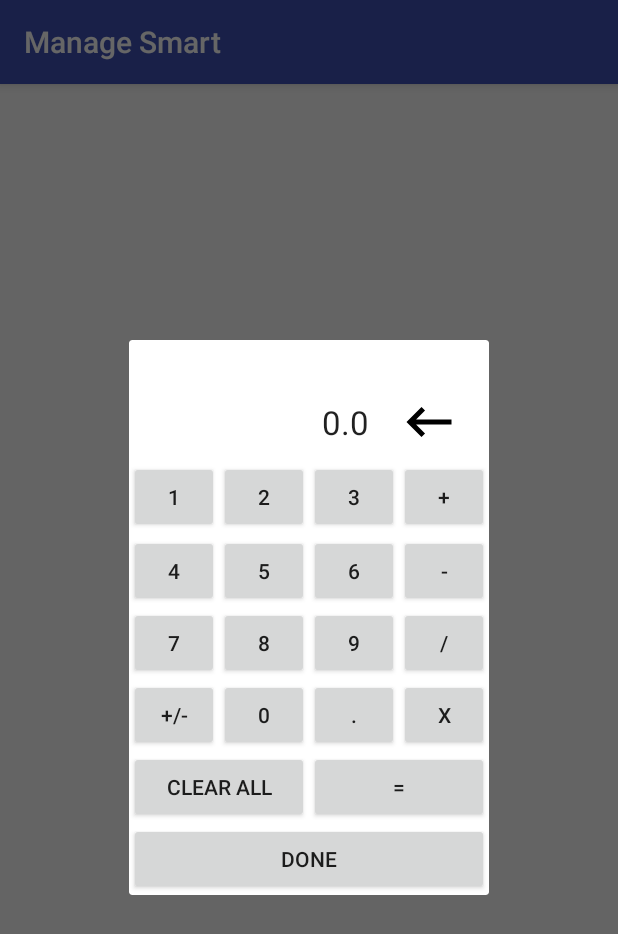
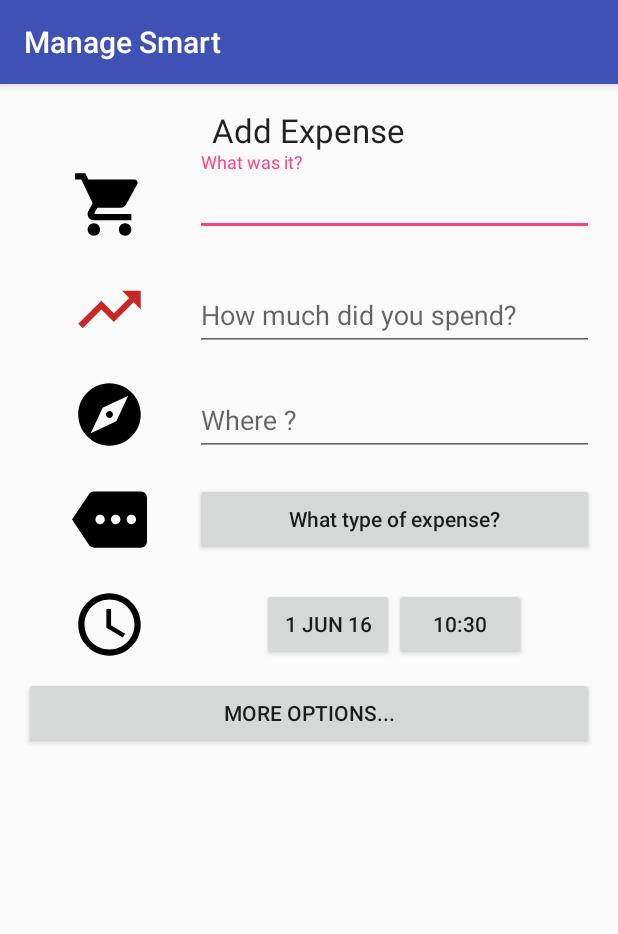
Before and after one commit to secretBiology/ManageSmart, an Android app: the screen it shows after launch (Home before the commit, AddExpence after it), after a tap on "NEW BUTTON", on a phone screen of 412 x 824 dp. Shown: the top 934 px of the screen. Run offline under Robolectric (Android 15) with nearby library versions, the phone set to English and light mode, and no system bars; 3 statements that could not run were skipped.

Commit message:
Category view added to activity

```diff
--- a/app/src/main/AndroidManifest.xml
+++ b/app/src/main/AndroidManifest.xml
@@ -15,7 +15,8 @@
                 <category android:name="android.intent.category.LAUNCHER" />
             </intent-filter>
         </activity>
-        <activity android:name=".activities.AddCategory"></activity>
+        <activity android:name=".activities.AddCategory" />
+        <activity android:name=".activities.AddExpence"/>
     </application>
 
 </manifest>
--- a/app/src/main/java/com/secretbiology/managesmart/Home.java
+++ b/app/src/main/java/com/secretbiology/managesmart/Home.java
@@ -1,16 +1,14 @@
 package com.secretbiology.managesmart;
 
+import android.content.Intent;
 import android.os.Bundle;
 import android.support.v7.app.AppCompatActivity;
-import android.util.Log;
 import android.view.View;
 import android.widget.Button;
 
+import com.secretbiology.managesmart.activities.AddExpence;
 import com.secretbiology.managesmart.database.Categories;
 import com.secretbiology.managesmart.database.SubCategories;
-import com.secretbiology.managesmart.database.models.CategoryModel;
-import com.secretbiology.managesmart.ui.Calculator;
-import com.secretbiology.managesmart.ui.CategoryViewer;
 
 public class Home extends AppCompatActivity {
 
@@ -23,14 +21,14 @@ public class Home extends AppCompatActivity {
         super.onCreate(savedInstanceState);
         setContentView(R.layout.home);
 
-        Button btn = (Button)findViewById(R.id.debug_button);
+        Button btn = (Button) findViewById(R.id.debug_button);
+        assert btn != null;
         btn.setOnClickListener(new View.OnClickListener() {
             @Override
             public void onClick(View v) {
-                new Calculator(Home.this).makeCalculator();
+                startActivity(new Intent(Home.this, AddExpence.class));
             }
         });
 
     }
-
 }
--- /dev/null
+++ b/app/src/main/java/com/secretbiology/managesmart/activities/AddExpence.java
@@ -0,0 +1,239 @@
+package com.secretbiology.managesmart.activities;
+
+import android.app.DatePickerDialog;
+import android.app.Dialog;
+import android.app.TimePickerDialog;
+import android.content.Context;
+import android.content.Intent;
+import android.os.Bundle;
+import android.support.v7.app.AppCompatActivity;
+import android.util.Log;
+import android.view.LayoutInflater;
+import android.view.View;
+import android.view.Window;
+import android.widget.AbsListView;
+import android.widget.Button;
+import android.widget.DatePicker;
+import android.widget.EditText;
+import android.widget.ExpandableListView;
+import android.widget.TextView;
+import android.widget.TimePicker;
+
+import com.secretbiology.managesmart.R;
+import com.secretbiology.managesmart.common.Utilities;
+import com.secretbiology.managesmart.database.Categories;
+import com.secretbiology.managesmart.database.SubCategories;
+import com.secretbiology.managesmart.database.models.CategoryModel;
+import com.secretbiology.managesmart.database.models.SubCategoryModel;
+import com.secretbiology.managesmart.ui.adapters.CategoryViewerAdapter;
+
+import java.util.ArrayList;
+import java.util.Calendar;
+import java.util.Collections;
+import java.util.List;
+
+public class AddExpence extends AppCompatActivity {
+
+    EditText details, amount, venue;
+    int category, subcategory;
+    String date, time;
+    Button dateBtn, timeBtn, catButton;
+
+    ArrayList<String> groupItem = new ArrayList<String>();
+    ArrayList<Integer> catIDs = new ArrayList<Integer>();
+    ArrayList<Object> childItem = new ArrayList<Object>();
+    int lastExpandedPosition = -1;
+    int selectedItem = 0;
+    String selectedCat;
+    Intent currentIndent;
+
+    @Override
+    protected void onCreate(Bundle savedInstanceState) {
+        super.onCreate(savedInstanceState);
+        setContentView(R.layout.add_expence);
+        Log.i("CreatedCat", "gg");
+        details = (EditText) findViewById(R.id.expense_details);
+        amount = (EditText) findViewById(R.id.expense_amount);
+        venue = (EditText) findViewById(R.id.expense_venue);
+        category = 1; //1 is default : uncategorized
+        subcategory = 1;
+        dateBtn = (Button) findViewById(R.id.expense_date);
+        timeBtn = (Button) findViewById(R.id.expense_time);
+        catButton = (Button) findViewById(R.id.expense_category);
+        date = new Utilities().date();
+        time = new Utilities().time();
+
+        dateBtn.setText(date);
+        timeBtn.setText(time);
+        catButton.setOnClickListener(new View.OnClickListener() {
+            @Override
+            public void onClick(View v) {
+                show();
+            }
+        });
+
+        dateBtn.setOnClickListener(new View.OnClickListener() {
+            @Override
+            public void onClick(View v) {
+                Log.i("CUrrent Cat", category + "");
+            }
+        });
+
+        List<CategoryModel> list = new Categories(getBaseContext()).getAll();
+        List<SubCategoryModel> sublist = new SubCategories(getBaseContext()).getAll();
+        Collections.reverse(list);
+        for (CategoryModel cat : list) {
+            groupItem.add(cat.getName());
+            catIDs.add(cat.getId());
+            ArrayList<String> child = new ArrayList<>();
+            if (sublist.size() != 0) {
+                for (SubCategoryModel subcat : sublist) {
+                    if (subcat.getParentID() == cat.getId()) {
+                        child.add(subcat.getName());
+                    }
+                }
+            }
+            childItem.add(child);
+        }
+
+        timeBtn.setOnClickListener(new View.OnClickListener() {
+            @Override
+            public void onClick(View v) {
+                Calendar mcurrentTime = Calendar.getInstance();
+                int hour = mcurrentTime.get(Calendar.HOUR_OF_DAY);
+                int minute = mcurrentTime.get(Calendar.MINUTE);
+                TimePickerDialog mTimePicker;
+                mTimePicker = new TimePickerDialog(AddExpence.this, new TimePickerDialog.OnTimeSetListener() {
+                    @Override
+                    public void onTimeSet(TimePicker timePicker, int selectedHour, int selectedMinute) {
+                        Log.i("Time Set: ", selectedHour + ":" + selectedMinute);
+                        timeBtn.setText(selectedHour + ":" + selectedMinute);
+                    }
+                }, hour, minute, false);//Yes 24 hour time
+                //mTimePicker.setTitle("Select Time");
+                mTimePicker.show();
+            }
+        });
+
+        dateBtn.setOnClickListener(new View.OnClickListener() {
+            @Override
+            public void onClick(View v) {
+
+                Calendar mcurrentTime = Calendar.getInstance();
+                int year = mcurrentTime.get(Calendar.YEAR);
+                int monthOfYear = mcurrentTime.get(Calendar.MONTH);
+                int dayOfMonth = mcurrentTime.get(Calendar.DAY_OF_MONTH);
+                DatePickerDialog mDatepicker;
+                mDatepicker = new DatePickerDialog(AddExpence.this, new DatePickerDialog.OnDateSetListener() {
+                    @Override
+                    public void onDateSet(DatePicker view, int year, int monthOfYear, int dayOfMonth) {
+                        Log.i("DATE", year + "" + dayOfMonth + "");
+                    }
+                }, year, monthOfYear, dayOfMonth);
+
+                mDatepicker.show();
+
+            }
+        });
+
+    }
+
+    public void show() {
+        final Dialog dialog = new Dialog(AddExpence.this);
+        dialog.requestWindowFeature(Window.FEATURE_NO_TITLE);
+        dialog.setContentView(R.layout.category_viewer);
+        dialog.setCanceledOnTouchOutside(true);
+        final ExpandableListView expListView = (ExpandableListView) dialog.findViewById(R.id.cat_list);
+        final Button cancelDialog = (Button) dialog.findViewById(R.id.cancel_dialog);
+        final TextView dialog_text = (TextView) dialog.findViewById(R.id.dialog_category);
+        final TextView add_new = (TextView) dialog.findViewById(R.id.new_category_dialog);
+        CategoryViewerAdapter mCatAdapter = new CategoryViewerAdapter(groupItem, childItem);
+        mCatAdapter
+                .setInflater(
+                        (LayoutInflater) AddExpence.this.getSystemService(Context.LAYOUT_INFLATER_SERVICE),
+                        AddExpence.this);
+
+        // setting list adapter
+        expListView.setAdapter(mCatAdapter);
+        expListView.setChoiceMode(AbsListView.CHOICE_MODE_SINGLE);
+        expListView.setOnChildClickListener(new ExpandableListView.OnChildClickListener() {
+            @Override
+            public boolean onChildClick(ExpandableListView parent, View v, int groupPosition, int childPosition, long id) {
+                Log.i("here", catIDs.get(groupPosition) + "  " + childPosition);
+                int index = parent.getFlatListPosition(ExpandableListView.getPackedPositionForChild(groupPosition, childPosition));
+                parent.setItemChecked(index, true);
+                ArrayList<String> templist = (ArrayList<String>) childItem.get(groupPosition);
+                catButton.setText(templist.get(childPosition));
+                dialog.dismiss();
+                return true;
+            }
+        });
+
+        expListView.setOnGroupClickListener(new ExpandableListView.OnGroupClickListener() {
+            @Override
+            public boolean onGroupClick(ExpandableListView parent, View v, int groupPosition, long id) {
+                selectedItem = 1;
+                Log.i("Parent click", catIDs.get(groupPosition) + "  " + selectedItem);
+                dialog_text.setText(groupItem.get(groupPosition));
+                selectedCat = groupItem.get(groupPosition);
+                catButton.setText(groupItem.get(groupPosition));
+                cancelDialog.setText("Select");
+                expListView.expandGroup(groupPosition);
+                return true;
+            }
+        });
+
+
+        mCatAdapter.setOneditButtonClick(new CategoryViewerAdapter.onEditButtonClick() {
+            @Override
+            public void onEditButtonClick(int position, int id) {
+                currentIndent = new Intent(AddExpence.this, AddCategory.class);
+                currentIndent.putExtra(AddCategory.CATEGORY_CODE, catIDs.get(position));
+                startActivity(currentIndent);
+                dialog.dismiss();
+            }
+        });
+
+        expListView.setOnGroupExpandListener(new ExpandableListView.OnGroupExpandListener() {
+
+            @Override
+            public void onGroupExpand(int groupPosition) {
+                if (lastExpandedPosition != -1
+                        && groupPosition != lastExpandedPosition) {
+                    expListView.collapseGroup(lastExpandedPosition);
+                }
+                lastExpandedPosition = groupPosition;
+            }
+        });
+
+        dialog.show();
+
+        cancelDialog.setOnClickListener(new View.OnClickListener() {
+            @Override
+            public void onClick(View v) {
+                if (selectedItem == 1) {
+                    //   expenseCat.setText(selectedCat);
+                    Log.i("This item selected", "select");
+                    selectedItem = 0;
+                    dialog.dismiss();
+                } else {
+                    selectedItem = 0;
+                    dialog.dismiss();
+                }
+
+            }
+        });
+
+        add_new.setOnClickListener(new View.OnClickListener() {
+            @Override
+            public void onClick(View v) {
+                Intent newIntent = new Intent(AddExpence.this, AddCategory.class);
+                newIntent.putExtra(AddCategory.CATEGORY_CODE, 0);
+                startActivity(newIntent);
+            }
+        });
+
+    }
+
+
+}
--- a/app/src/main/java/com/secretbiology/managesmart/ui/CategoryViewer.java
+++ b/app/src/main/java/com/secretbiology/managesmart/ui/CategoryViewer.java
@@ -15,6 +15,7 @@ import android.widget.TextView;
 
 import com.secretbiology.managesmart.R;
 import com.secretbiology.managesmart.activities.AddCategory;
+import com.secretbiology.managesmart.activities.AddExpence;
 import com.secretbiology.managesmart.database.Categories;
 import com.secretbiology.managesmart.database.SubCategories;
 import com.secretbiology.managesmart.database.models.CategoryModel;
@@ -25,7 +26,7 @@ import java.util.ArrayList;
 import java.util.Collections;
 import java.util.List;
 
-public class CategoryViewer {
+public class CategoryViewer extends AddExpence {
     Activity activity;
     ArrayList<String> groupItem = new ArrayList<String>();
     ArrayList<Integer> catIDs = new ArrayList<Integer>();
@@ -76,11 +77,10 @@ public class CategoryViewer {
         expListView.setOnChildClickListener(new ExpandableListView.OnChildClickListener() {
             @Override
             public boolean onChildClick(ExpandableListView parent, View v, int groupPosition, int childPosition, long id) {
-                Log.i("here",groupPosition+"  "+childPosition);
+                Log.i("here", catIDs.get(groupPosition) + "  " + childPosition);
                 int index = parent.getFlatListPosition(ExpandableListView.getPackedPositionForChild(groupPosition, childPosition));
                 parent.setItemChecked(index, true);
                 ArrayList<String> templist = (ArrayList<String>) childItem.get(groupPosition);
-                //expenseCat.setText(templist.get(childPosition));
                 dialog.dismiss();
                 return true;
             }
@@ -90,9 +90,8 @@ public class CategoryViewer {
             @Override
             public boolean onGroupClick(ExpandableListView parent, View v, int groupPosition, long id) {
                 selectedItem =1;
-                Log.i("Parent click",groupPosition+"  "+selectedItem);
+                Log.i("Parent click", catIDs.get(groupPosition) + "  " + selectedItem);
                 dialog_text.setText(groupItem.get(groupPosition));
-                //expenseCat.setText(groupItem.get(groupPosition));
                 selectedCat = groupItem.get(groupPosition);
                 cancelDialog.setText("Select");
                 expListView.expandGroup(groupPosition);
@@ -151,5 +150,4 @@ public class CategoryViewer {
         });
 
     }
-
 }
--- /dev/null
+++ b/app/src/main/res/layout/add_expence.xml
@@ -0,0 +1,310 @@
+<?xml version="1.0" encoding="utf-8"?>
+<RelativeLayout xmlns:android="http://schemas.android.com/apk/res/android"
+    xmlns:tools="http://schemas.android.com/tools"
+    android:layout_width="match_parent"
+    android:layout_height="match_parent"
+    android:paddingBottom="@dimen/activity_vertical_margin"
+    android:paddingLeft="@dimen/activity_horizontal_margin"
+    android:paddingRight="@dimen/activity_horizontal_margin"
+    android:paddingTop="@dimen/activity_vertical_margin"
+    tools:context="com.secretbiology.managesmart.activities.AddExpence">
+
+    <TextView
+        android:id="@+id/textView2"
+        android:layout_width="wrap_content"
+        android:layout_height="wrap_content"
+        android:layout_alignParentTop="true"
+        android:layout_centerHorizontal="true"
+        android:text="Add Expense"
+        android:textAppearance="?android:attr/textAppearanceLarge" />
+
+    <LinearLayout
+        android:layout_width="match_parent"
+        android:layout_height="match_parent"
+        android:layout_alignParentBottom="true"
+        android:layout_alignParentEnd="true"
+        android:layout_alignParentLeft="true"
+        android:layout_alignParentRight="true"
+        android:layout_alignParentStart="true"
+        android:layout_below="@+id/textView2"
+        android:orientation="vertical">
+
+        <LinearLayout
+            android:layout_width="match_parent"
+            android:layout_height="70sp"
+            android:layout_below="@+id/textView2"
+            android:layout_centerHorizontal="true"
+            android:orientation="horizontal"
+            android:weightSum="100">
+
+            <LinearLayout
+                android:layout_width="0dp"
+                android:layout_height="fill_parent"
+                android:layout_weight="30"
+                android:gravity="center"
+                android:orientation="vertical">
+
+                <ImageView
+                    android:id="@+id/imageView4"
+                    android:layout_width="50sp"
+                    android:layout_height="50sp"
+                    android:scaleType="fitXY"
+                    android:src="@drawable/icon_shopping" />
+            </LinearLayout>
+
+
+            <android.support.design.widget.TextInputLayout
+                android:id="@+id/expense_deails_layout"
+                android:layout_width="0dp"
+                android:layout_height="wrap_content"
+                android:layout_weight="70">
+
+                <EditText
+                    android:id="@+id/expense_details"
+                    android:layout_width="match_parent"
+                    android:layout_height="wrap_content"
+                    android:hint="What was it?"
+                    android:inputType="textCapWords"
+                    android:singleLine="true" />
+            </android.support.design.widget.TextInputLayout>
+
+        </LinearLayout>
+
+        <LinearLayout
+            android:layout_width="match_parent"
+            android:layout_height="70sp"
+            android:layout_gravity="center_horizontal"
+            android:orientation="horizontal"
+            android:weightSum="100">
+
+            <LinearLayout
+                android:layout_width="0sp"
+                android:layout_height="match_parent"
+                android:layout_weight="30"
+                android:gravity="center"
+                android:orientation="vertical">
+
+                <ImageView
+                    android:id="@+id/imageView2"
+                    android:layout_width="50sp"
+                    android:layout_height="50sp"
+                    android:scaleType="fitXY"
+                    android:src="@drawable/icon_goup"
+                    android:tint="#c62828" />
+            </LinearLayout>
+
+            <LinearLayout
+                android:layout_width="0dp"
+                android:layout_height="match_parent"
+                android:layout_weight="70"
+                android:gravity="center"
+                android:orientation="vertical">
+
+                <android.support.design.widget.TextInputLayout
+                    android:id="@+id/expense_amount_layout"
+                    android:layout_width="match_parent"
+                    android:layout_height="wrap_content">
+
+                    <EditText
+                        android:id="@+id/expense_amount"
+                        android:layout_width="match_parent"
+                        android:layout_height="wrap_content"
+                        android:hint="How much did you spend?"
+                        android:inputType="numberDecimal"
+                        android:singleLine="true" />
+                </android.support.design.widget.TextInputLayout>
+
+
+            </LinearLayout>
+        </LinearLayout>
+
+        <LinearLayout
+            android:layout_width="match_parent"
+            android:layout_height="70sp"
+            android:layout_gravity="center_horizontal"
+            android:orientation="horizontal"
+            android:weightSum="100">
+
+            <LinearLayout
+                android:layout_width="0sp"
+                android:layout_height="match_parent"
+                android:layout_weight="30"
+                android:gravity="center"
+                android:orientation="vertical">
+
+                <ImageView
+                    android:id="@+id/imageView3"
+                    android:layout_width="50sp"
+                    android:layout_height="50sp"
+                    android:scaleType="fitXY"
+                    android:src="@drawable/icon_compass" />
+            </LinearLayout>
+
+            <LinearLayout
+                android:layout_width="0dp"
+                android:layout_height="match_parent"
+                android:layout_weight="70"
+                android:gravity="center"
+                android:orientation="vertical">
+
+                <android.support.design.widget.TextInputLayout
+                    android:id="@+id/expense_venue_layout"
+                    android:layout_width="match_parent"
+                    android:layout_height="wrap_content"
+                    android:orientation="horizontal">
+
+                    <EditText
+                        android:id="@+id/expense_venue"
+                        android:layout_width="match_parent"
+                        android:layout_height="wrap_content"
+                        android:hint="Where ?"
+                        android:inputType="textPostalAddress"
+                        android:singleLine="true" />
+                </android.support.design.widget.TextInputLayout>
+
+
+            </LinearLayout>
+        </LinearLayout>
+
+
+        <LinearLayout
+            android:layout_width="match_parent"
+            android:layout_height="70sp"
+            android:layout_gravity="center_horizontal"
+            android:orientation="horizontal"
+            android:weightSum="100">
+
+            <LinearLayout
+                android:layout_width="0sp"
+                android:layout_height="match_parent"
+                android:layout_weight="30"
+                android:gravity="center"
+                android:orientation="vertical">
+
+                <ImageView
+                    android:id="@+id/imageView5"
+                    android:layout_width="50sp"
+                    android:layout_height="50sp"
+                    android:scaleType="fitXY"
+                    android:src="@drawable/icon_category" />
+            </LinearLayout>
+
+            <LinearLayout
+                android:layout_width="0dp"
+                android:layout_height="match_parent"
+                android:layout_weight="70"
+                android:gravity="center"
+                android:orientation="vertical">
+
+
+                <Button
+                    android:id="@+id/expense_category"
+                    android:layout_width="fill_parent"
+                    android:layout_height="wrap_content"
+                    android:layout_gravity="center_horizontal"
+                    android:text="What type of expense?"
+                    android:textAllCaps="false" />
+            </LinearLayout>
+        </LinearLayout>
+
+        <LinearLayout
+            android:layout_width="match_parent"
+            android:layout_height="70sp"
+            android:layout_gravity="center_horizontal"
+            android:orientation="horizontal"
+            android:weightSum="100">
+
+            <LinearLayout
+                android:layout_width="0sp"
+                android:layout_height="match_parent"
+                android:layout_weight="30"
+                android:gravity="center"
+                android:orientation="vertical">
+
+                <ImageView
+                    android:id="@+id/imageView6"
+                    android:layout_width="50sp"
+                    android:layout_height="50sp"
+                    android:scaleType="fitXY"
+                    android:src="@drawable/icon_clock" />
+            </LinearLayout>
+
+            <LinearLayout
+                android:layout_width="0dp"
+                android:layout_height="match_parent"
+                android:layout_weight="70"
+                android:gravity="center"
+                android:orientation="horizontal">
+
+                <Button
+                    android:id="@+id/expense_date"
+                    android:layout_width="wrap_content"
+                    android:layout_height="wrap_content"
+                    android:text="Date" />
+
+                <Button
+                    android:id="@+id/expense_time"
+                    android:layout_width="wrap_content"
+                    android:layout_height="wrap_content"
+                    android:text="Time" />
+            </LinearLayout>
+        </LinearLayout>
+
+        <LinearLayout
+            android:layout_width="match_parent"
+            android:layout_height="wrap_content"
+            android:layout_gravity="right"
+            android:orientation="horizontal"
+            android:visibility="gone"
+            android:weightSum="100">
+
+            <LinearLayout
+                android:layout_width="0sp"
+                android:layout_height="match_parent"
+                android:layout_weight="30"
+                android:gravity="center"
+                android:orientation="vertical">
+
+                <ImageView
+                    android:id="@+id/imageView7"
+                    android:layout_width="50sp"
+                    android:layout_height="50sp"
+                    android:scaleType="fitXY"
+                    android:src="@drawable/icon_notes" />
+            </LinearLayout>
+
+            <LinearLayout
+                android:layout_width="0dp"
+                android:layout_height="match_parent"
+                android:layout_weight="70"
+                android:gravity="center"
+                android:orientation="horizontal">
+
+                <android.support.design.widget.TextInputLayout
+                    android:id="@+id/expense_notes_layout"
+                    android:layout_width="0dp"
+                    android:layout_height="wrap_content"
+                    android:layout_weight="70">
+
+                    <EditText
+                        android:id="@+id/expense_notes"
+                        android:layout_width="match_parent"
+                        android:layout_height="wrap_content"
+                        android:hint="Any other details or notes?"
+                        android:inputType="textLongMessage"
+                        android:singleLine="true" />
+                </android.support.design.widget.TextInputLayout>
+
+            </LinearLayout>
+        </LinearLayout>
+
+        <Button
+            android:id="@+id/button2"
+            android:layout_width="fill_parent"
+            android:layout_height="wrap_content"
+            android:layout_gravity="center_horizontal"
+            android:text="More options..." />
+
+    </LinearLayout>
+
+</RelativeLayout>
```
